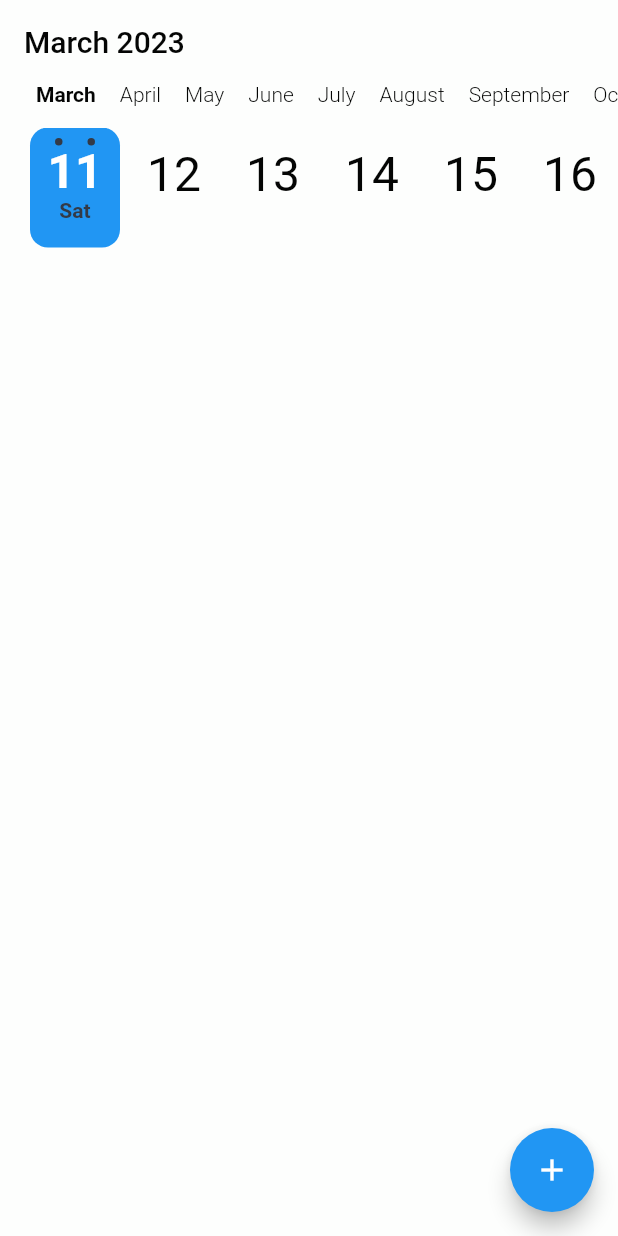
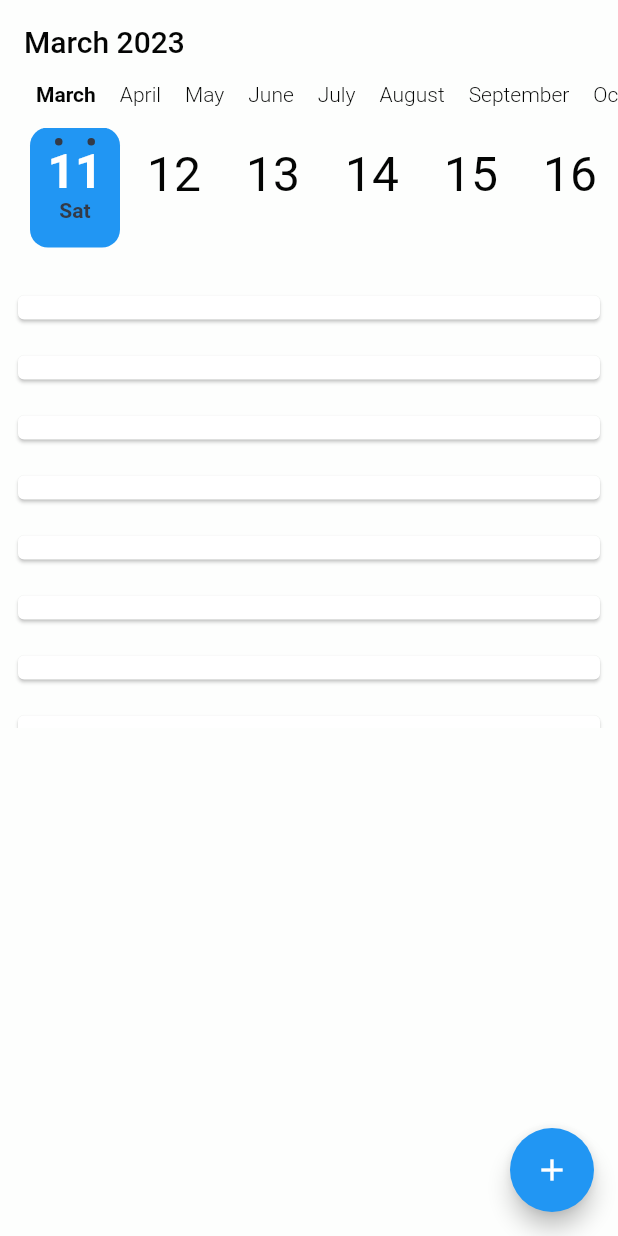
Before and after one commit to salahvk/schedule_app_coined_one, a Flutter app: the screen it shows after launch, on a phone screen of 412 x 824 dp. Run offline on Flutter 3.47's test engine with Material 2 defaults, Android fonts, the phone set to English and light mode, and no system bars; drawn by our look-alikes of calendar_timeline; our stand-ins replace bloc, equatable, flutter_bloc; network calls fail.

Commit message:
Minor Changes

```diff
--- a/lib/API/endpoint.dart
+++ b/lib/API/endpoint.dart
@@ -1,3 +1,4 @@
 const String saveUrl =
     "https://alpha.classaccess.io/api/challenge/v1/save/schedule";
-const String getUrl = "https://alpha.classaccess.io/api/challenge/v2/schedule/";
+const String getUrl =
+    "https://alpha.classaccess.io/api/challenge/v2/schedule/9400366137";
--- a/lib/API/getSchedule.dart
+++ b/lib/API/getSchedule.dart
@@ -9,7 +9,7 @@ class ApiProvider {
     try {
       final url = Uri.parse(getUrl);
       final headers = {'Content-Type': 'application/json'};
-      final response = await http.post(url, headers: headers);
+      final response = await http.get(url, headers: headers);
       var jsonResponse = jsonDecode(response.body);
       return ScheduleModel.fromJson(jsonResponse);
     } catch (_) {
--- a/lib/bloc/schedule_bloc.dart
+++ b/lib/bloc/schedule_bloc.dart
@@ -10,9 +10,13 @@ class ScheduleBloc extends Bloc<ScheduleEvent, ScheduleState> {
   ScheduleBloc() : super(ScheduleInitial()) {
     on<FetchScheduleEvent>((event, emit) async {
       try {
+        print("Initial");
+        emit(ScheduleInitial());
+        print("Loading");
         emit(ScheduleLoading());
         final data = await ApiProvider().getScheduleDataList();
-        emit(ScheduleLoaded(data));
+        print(data);
+        emit(ScheduleLoaded(schedules: data));
       } catch (_) {}
     });
   }
--- a/lib/bloc/schedule_state.dart
+++ b/lib/bloc/schedule_state.dart
@@ -15,10 +15,10 @@ class ScheduleLoaded extends ScheduleState {
   // final List<ScheduleModel> schedules;
   final ScheduleModel schedules;
 
-  const ScheduleLoaded(this.schedules);
+  const ScheduleLoaded({required this.schedules});
 
-  @override
-  List<Object> get props => [schedules];
+  // @override
+  // List<Object> get props => [schedules];
 }
 
 class ScheduleError extends ScheduleState {
--- a/lib/screen/home_page.dart
+++ b/lib/screen/home_page.dart
@@ -1,8 +1,10 @@
 import 'package:calendar_timeline/calendar_timeline.dart';
+import 'package:flutter_bloc/flutter_bloc.dart';
 import 'package:intl/intl.dart';
 import 'package:flutter/material.dart';
 import 'package:schedule_app_coined_one/bloc/schedule_bloc.dart';
 import 'package:schedule_app_coined_one/components/color_manager.dart';
+import 'package:schedule_app_coined_one/model/scheduleModel.dart';
 import 'package:schedule_app_coined_one/schedule_bottom_sheet.dart';
 
 class HomePage extends StatefulWidget {
@@ -61,6 +63,7 @@ class _HomePageState extends State<HomePage> {
                       moYear = DateFormat('yMMMM').format(date),
                       _selectedDate = date
                     });
+                print(_selectedDate);
               },
               leftMargin: 20,
               monthColor: ColorManager.textColor,
@@ -73,6 +76,28 @@ class _HomePageState extends State<HomePage> {
               locale: 'en',
             ),
             const SizedBox(height: 20),
+            BlocProvider(
+              create: (_) => _scheduleBloc,
+              child: BlocBuilder<ScheduleBloc, ScheduleState>(
+                builder: (context, state) {
+                  if (state is ScheduleInitial) {
+                    return _buildLoading();
+                  } else if (state is ScheduleLoading) {
+                    return _buildLoading();
+                  } else if (state is ScheduleLoaded) {
+                    final sDate = _selectedDate.toString().substring(0, 11);
+                    print(sDate);
+                    print(state.schedules.data?.contains(sDate));
+
+                    return _buildScheduleTable(context, state.schedules);
+                  } else if (state is ScheduleError) {
+                    return Container();
+                  } else {
+                    return Container();
+                  }
+                },
+              ),
+            ),
             // Padding(
             //   padding: const EdgeInsets.only(left: 16),
             //   child: TextButton(
@@ -86,7 +111,7 @@ class _HomePageState extends State<HomePage> {
             //     onPressed: () => setState(() => _resetSelectedDate()),
             //   ),
             // ),
-            const SizedBox(height: 20),
+            // const SizedBox(height: 20),
           ],
         ),
       ),
@@ -103,3 +128,34 @@ class _HomePageState extends State<HomePage> {
     );
   }
 }
+
+Widget _buildScheduleTable(BuildContext context, ScheduleModel model) {
+  return SizedBox(
+    height: 300,
+    child: ListView.builder(
+      itemCount: model.data?.length,
+      itemBuilder: (context, index) {
+        return Container(
+          margin: const EdgeInsets.all(8.0),
+          child: Card(
+            child: Container(
+              margin: const EdgeInsets.all(8.0),
+              child: Column(
+                children: const <Widget>[
+                  // Text("Country: ${model.countries![index].country}"),
+                  // Text(
+                  //     "Total Confirmed: ${model.countries![index].totalConfirmed}"),
+                  // Text("Total Deaths: ${model.countries![index].totalDeaths}"),
+                  // Text(
+                  //     "Total Recovered: ${model.countries![index].totalRecovered}"),
+                ],
+              ),
+            ),
+          ),
+        );
+      },
+    ),
+  );
+}
+
+Widget _buildLoading() => const Center(child: CircularProgressIndicator());
```
